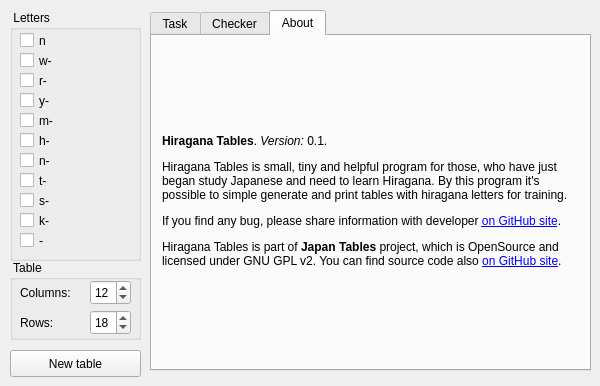
First picture: the form in hiragana/WMain.ui, repository kmingulov/JapanTables, before the edit.
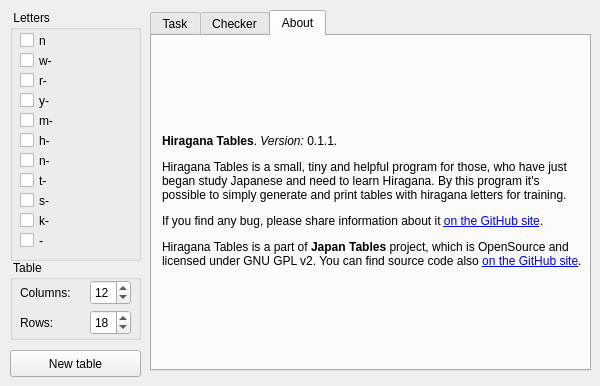
Second picture: the form after the edit. The open tabs and pages were chosen to show the change.

```diff
--- a/hiragana/WMain.ui
+++ b/hiragana/WMain.ui
@@ -422,16 +422,7 @@
        </rect>
       </property>
       <property name="text">
-       <string>&lt;html&gt;
-
-&lt;p&gt;&lt;b&gt;Hiragana Tables&lt;/b&gt;. &lt;i&gt;Version:&lt;/i&gt; 0.1.&lt;/p&gt;
-
-&lt;p&gt;Hiragana Tables is small, tiny and helpful program for those, who have just began study Japanese and need to learn Hiragana. By this program it's possible to simple generate and print tables with hiragana letters for training.&lt;/p&gt;
-
-&lt;p&gt;If you find any bug, please share information with developer &lt;a href=&quot;https://github.com/Melkogotto/JapanTables/issues&quot;&gt;on GitHub site&lt;/a&gt;.&lt;/p&gt;
-
-&lt;p&gt;Hiragana Tables is part of &lt;b&gt;Japan Tables&lt;/b&gt; project, which is OpenSource and licensed under GNU GPL v2. You can find source code also &lt;a href=&quot;https://github.com/Melkogotto/JapanTables&quot;&gt;on GitHub site&lt;/a&gt;.&lt;/p&gt;
-&lt;/html&gt;</string>
+       <string>&lt;html&gt;&lt;head/&gt;&lt;body&gt;&lt;p&gt;&lt;span style=&quot; font-weight:600;&quot;&gt;Hiragana Tables&lt;/span&gt;. &lt;span style=&quot; font-style:italic;&quot;&gt;Version:&lt;/span&gt; 0.1.1.&lt;/p&gt;&lt;p&gt;Hiragana Tables is a small, tiny and helpful program for those, who have just began study Japanese and need to learn Hiragana. By this program it's possible to simply generate and print tables with hiragana letters for training. &lt;/p&gt;&lt;p&gt;If you find any bug, please share information about it &lt;a href=&quot;https://github.com/kmingulov/JapanTables/issues&quot;&gt;&lt;span style=&quot; text-decoration: underline; color:#0000ff;&quot;&gt;on the GitHub site&lt;/span&gt;&lt;/a&gt;. &lt;/p&gt;&lt;p&gt;Hiragana Tables is a part of &lt;span style=&quot; font-weight:600;&quot;&gt;Japan Tables&lt;/span&gt; project, which is OpenSource and licensed under GNU GPL v2. You can find source code also &lt;a href=&quot;https://github.com/kmingulov/JapanTables&quot;&gt;&lt;span style=&quot; text-decoration: underline; color:#0000ff;&quot;&gt;on the GitHub site&lt;/span&gt;&lt;/a&gt;.&lt;/p&gt;&lt;/body&gt;&lt;/html&gt;</string>
       </property>
       <property name="wordWrap">
        <bool>true</bool>
```
